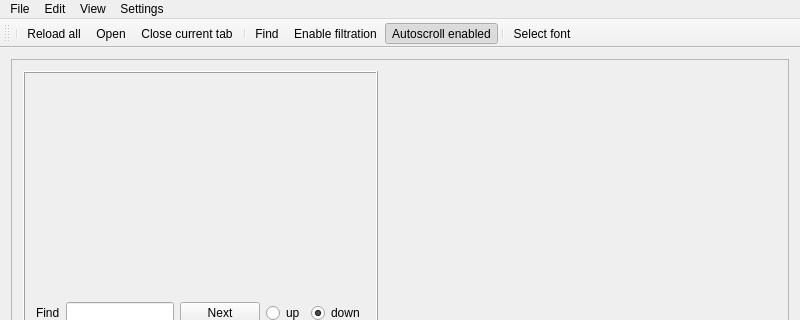
First picture: the form in src/mainwindow.ui, repository lysevi/logan, before the edit; both pictures show x 0 to 800 and y 0 to 320 of the 800 by 600 pixel window.
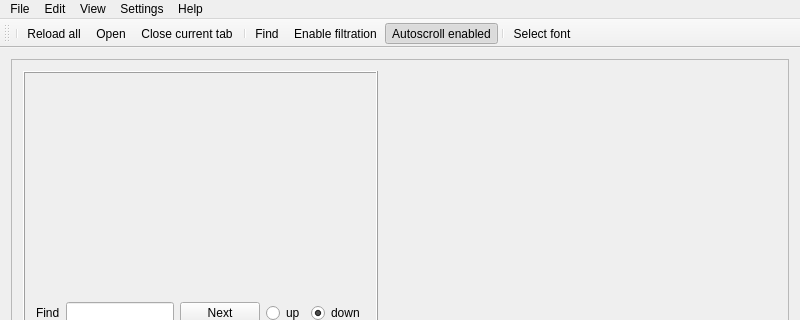
Second picture: the form after the edit. Icons and pictures are not drawn.

```diff
--- a/src/mainwindow.ui
+++ b/src/mainwindow.ui
@@ -153,10 +153,18 @@
     <addaction name="actionFind"/>
     <addaction name="actionsearch_end"/>
    </widget>
+   <widget class="QMenu" name="menuHelp">
+    <property name="title">
+     <string>Help</string>
+    </property>
+    <addaction name="actionAbout"/>
+    <addaction name="actionAbout_Qt"/>
+   </widget>
    <addaction name="menuFile"/>
    <addaction name="menuEdit"/>
    <addaction name="menuView"/>
    <addaction name="menu"/>
+   <addaction name="menuHelp"/>
   </widget>
   <widget class="QToolBar" name="mainToolBar">
    <property name="iconSize">
```
Left out of the diff: 10 changed lines with no effect on the pictures.
